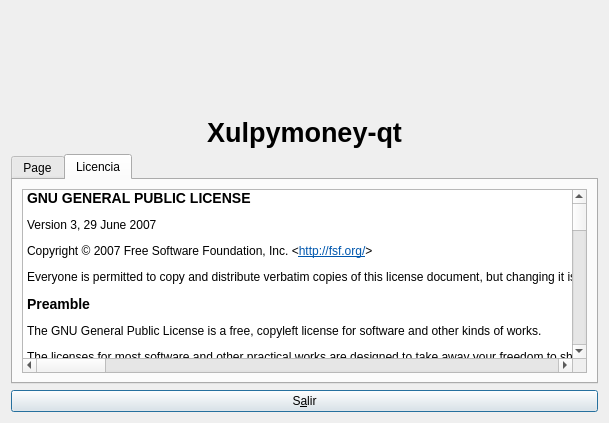
Qt form ui/frmAbout.ui (turulomio/xulpymoney) before a commit.
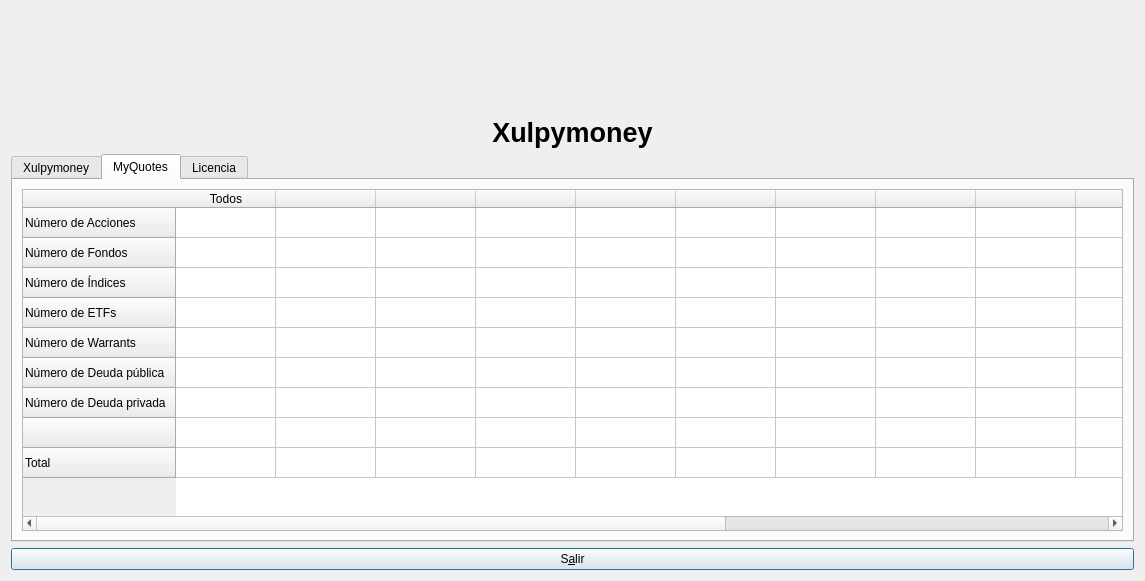
The same form after that commit. The open tabs and pages were chosen to show the change. Icons and pictures are not drawn. Custom widgets are drawn as their Qt base class.

Commit message: frmAbout now has myquotes counts

The edit to the form file:
```diff
--- a/ui/frmAbout.ui
+++ b/ui/frmAbout.ui
@@ -6,8 +6,8 @@
    <rect>
     <x>0</x>
     <y>0</y>
-    <width>609</width>
-    <height>423</height>
+    <width>1145</width>
+    <height>581</height>
    </rect>
   </property>
   <property name="windowIcon">
@@ -88,7 +88,7 @@
         </font>
        </property>
        <property name="text">
-        <string>Xulpymoney-qt</string>
+        <string>Xulpymoney</string>
        </property>
        <property name="scaledContents">
         <bool>false</bool>
@@ -105,7 +105,7 @@
        </property>
        <widget class="QWidget" name="tabGLParchis">
         <attribute name="title">
-         <string>Page</string>
+         <string>Xulpymoney</string>
         </attribute>
         <layout class="QHBoxLayout">
          <item>
@@ -134,6 +134,132 @@
          </item>
         </layout>
        </widget>
+       <widget class="QWidget" name="tab_2">
+        <attribute name="title">
+         <string>MyQuotes</string>
+        </attribute>
+        <layout class="QHBoxLayout" name="horizontalLayout_2">
+         <item>
+          <widget class="myQTableWidget" name="tblStatistics">
+           <row>
+            <property name="text">
+             <string>Número de Acciones</string>
+            </property>
+           </row>
+           <row>
+            <property name="text">
+             <string>Número de Fondos</string>
+            </property>
+           </row>
+           <row>
+            <property name="text">
+             <string>Número de Índices</string>
+            </property>
+           </row>
+           <row>
+            <property name="text">
+             <string>Número de ETFs</string>
+            </property>
+           </row>
+           <row>
+            <property name="text">
+             <string>Número de Warrants</string>
+            </property>
+           </row>
+           <row>
+            <property name="text">
+             <string>Número de Deuda pública</string>
+            </property>
+           </row>
+           <row>
+            <property name="text">
+             <string>Número de Deuda privada</string>
+            </property>
+           </row>
+           <row>
+            <property name="text">
+             <string/>
+            </property>
+           </row>
+           <row>
+            <property name="text">
+             <string>Total</string>
+            </property>
+           </row>
+           <column>
+            <property name="text">
+             <string>Todos</string>
+            </property>
+           </column>
+           <column>
+            <property name="text">
+             <string/>
+            </property>
+           </column>
+           <column>
+            <property name="text">
+             <string/>
+            </property>
+           </column>
+           <column>
+            <property name="text">
+             <string/>
+            </property>
+           </column>
+           <column>
+            <property name="text">
+             <string/>
+            </property>
+           </column>
+           <column>
+            <property name="text">
+             <string/>
+            </property>
+           </column>
+           <column>
+            <property name="text">
+             <string/>
+            </property>
+           </column>
+           <column>
+            <property name="text">
+             <string/>
+            </property>
+           </column>
+           <column>
+            <property name="text">
+             <string/>
+            </property>
+           </column>
+           <column>
+            <property name="text">
+             <string/>
+            </property>
+           </column>
+           <column>
+            <property name="text">
+             <string/>
+            </property>
+           </column>
+           <column>
+            <property name="text">
+             <string/>
+            </property>
+           </column>
+           <column>
+            <property name="text">
+             <string/>
+            </property>
+           </column>
+           <column>
+            <property name="text">
+             <string/>
+            </property>
+           </column>
+          </widget>
+         </item>
+        </layout>
+       </widget>
        <widget class="QWidget" name="tabLicense">
         <attribute name="title">
          <string>Licencia</string>
@@ -142,10 +268,7 @@
          <item>
           <widget class="QTextBrowser" name="txtLicense">
            <property name="lineWrapMode">
-            <enum>QTextEdit::NoWrap</enum>
-           </property>
-           <property name="lineWrapColumnOrWidth">
-            <number>80</number>
+            <enum>QTextEdit::WidgetWidth</enum>
            </property>
            <property name="html">
             <string notr="true">&lt;!DOCTYPE HTML PUBLIC &quot;-//W3C//DTD HTML 4.0//EN&quot; &quot;http://www.w3.org/TR/REC-html40/strict.dtd&quot;&gt;
@@ -268,17 +391,17 @@
 &lt;p style=&quot; margin-top:12px; margin-bottom:12px; margin-left:0px; margin-right:0px; -qt-block-indent:0; text-indent:0px;&quot;&gt;To do so, attach the following notices to the program. It is safest to attach them to the start of each source file to most effectively state the exclusion of warranty; and each file should have at least the “copyright” line and a pointer to where the full notice is found. &lt;/p&gt;
 &lt;p style=&quot; margin-top:12px; margin-bottom:0px; margin-left:0px; margin-right:0px; -qt-block-indent:0; text-indent:0px;&quot;&gt;&lt;span style=&quot; font-family:'Courier New,courier';&quot;&gt;    &amp;lt;one line to give the program's name and a brief idea of what it does.&amp;gt;&lt;/span&gt;&lt;/p&gt;
 &lt;p style=&quot; margin-top:0px; margin-bottom:0px; margin-left:0px; margin-right:0px; -qt-block-indent:0; text-indent:0px;&quot;&gt;&lt;span style=&quot; font-family:'Courier New,courier';&quot;&gt;    Copyright (C) &amp;lt;year&amp;gt;  &amp;lt;name of author&amp;gt;&lt;/span&gt;&lt;/p&gt;
-&lt;p style=&quot;-qt-paragraph-type:empty; margin-top:0px; margin-bottom:0px; margin-left:0px; margin-right:0px; -qt-block-indent:0; text-indent:0px; font-family:'Courier New,courier';&quot;&gt;&lt;/p&gt;
+&lt;p style=&quot;-qt-paragraph-type:empty; margin-top:0px; margin-bottom:0px; margin-left:0px; margin-right:0px; -qt-block-indent:0; text-indent:0px; font-family:'Courier New,courier';&quot;&gt;&lt;br /&gt;&lt;/p&gt;
 &lt;p style=&quot; margin-top:0px; margin-bottom:0px; margin-left:0px; margin-right:0px; -qt-block-indent:0; text-indent:0px;&quot;&gt;&lt;span style=&quot; font-family:'Courier New,courier';&quot;&gt;    This program is free software: you can redistribute it and/or modify&lt;/span&gt;&lt;/p&gt;
 &lt;p style=&quot; margin-top:0px; margin-bottom:0px; margin-left:0px; margin-right:0px; -qt-block-indent:0; text-indent:0px;&quot;&gt;&lt;span style=&quot; font-family:'Courier New,courier';&quot;&gt;    it under the terms of the GNU General Public License as published by&lt;/span&gt;&lt;/p&gt;
 &lt;p style=&quot; margin-top:0px; margin-bottom:0px; margin-left:0px; margin-right:0px; -qt-block-indent:0; text-indent:0px;&quot;&gt;&lt;span style=&quot; font-family:'Courier New,courier';&quot;&gt;    the Free Software Foundation, either version 3 of the License, or&lt;/span&gt;&lt;/p&gt;
 &lt;p style=&quot; margin-top:0px; margin-bottom:0px; margin-left:0px; margin-right:0px; -qt-block-indent:0; text-indent:0px;&quot;&gt;&lt;span style=&quot; font-family:'Courier New,courier';&quot;&gt;    (at your option) any later version.&lt;/span&gt;&lt;/p&gt;
-&lt;p style=&quot;-qt-paragraph-type:empty; margin-top:0px; margin-bottom:0px; margin-left:0px; margin-right:0px; -qt-block-indent:0; text-indent:0px; font-family:'Courier New,courier';&quot;&gt;&lt;/p&gt;
+&lt;p style=&quot;-qt-paragraph-type:empty; margin-top:0px; margin-bottom:0px; margin-left:0px; margin-right:0px; -qt-block-indent:0; text-indent:0px; font-family:'Courier New,courier';&quot;&gt;&lt;br /&gt;&lt;/p&gt;
 &lt;p style=&quot; margin-top:0px; margin-bottom:0px; margin-left:0px; margin-right:0px; -qt-block-indent:0; text-indent:0px;&quot;&gt;&lt;span style=&quot; font-family:'Courier New,courier';&quot;&gt;    This program is distributed in the hope that it will be useful,&lt;/span&gt;&lt;/p&gt;
 &lt;p style=&quot; margin-top:0px; margin-bottom:0px; margin-left:0px; margin-right:0px; -qt-block-indent:0; text-indent:0px;&quot;&gt;&lt;span style=&quot; font-family:'Courier New,courier';&quot;&gt;    but WITHOUT ANY WARRANTY; without even the implied warranty of&lt;/span&gt;&lt;/p&gt;
 &lt;p style=&quot; margin-top:0px; margin-bottom:0px; margin-left:0px; margin-right:0px; -qt-block-indent:0; text-indent:0px;&quot;&gt;&lt;span style=&quot; font-family:'Courier New,courier';&quot;&gt;    MERCHANTABILITY or FITNESS FOR A PARTICULAR PURPOSE.  See the&lt;/span&gt;&lt;/p&gt;
 &lt;p style=&quot; margin-top:0px; margin-bottom:0px; margin-left:0px; margin-right:0px; -qt-block-indent:0; text-indent:0px;&quot;&gt;&lt;span style=&quot; font-family:'Courier New,courier';&quot;&gt;    GNU General Public License for more details.&lt;/span&gt;&lt;/p&gt;
-&lt;p style=&quot;-qt-paragraph-type:empty; margin-top:0px; margin-bottom:0px; margin-left:0px; margin-right:0px; -qt-block-indent:0; text-indent:0px; font-family:'Courier New,courier';&quot;&gt;&lt;/p&gt;
+&lt;p style=&quot;-qt-paragraph-type:empty; margin-top:0px; margin-bottom:0px; margin-left:0px; margin-right:0px; -qt-block-indent:0; text-indent:0px; font-family:'Courier New,courier';&quot;&gt;&lt;br /&gt;&lt;/p&gt;
 &lt;p style=&quot; margin-top:0px; margin-bottom:0px; margin-left:0px; margin-right:0px; -qt-block-indent:0; text-indent:0px;&quot;&gt;&lt;span style=&quot; font-family:'Courier New,courier';&quot;&gt;    You should have received a copy of the GNU General Public License&lt;/span&gt;&lt;/p&gt;
 &lt;p style=&quot; margin-top:0px; margin-bottom:12px; margin-left:0px; margin-right:0px; -qt-block-indent:0; text-indent:0px;&quot;&gt;&lt;span style=&quot; font-family:'Courier New,courier';&quot;&gt;    along with this program.  If not, see &amp;lt;http://www.gnu.org/licenses/&amp;gt;. &lt;/span&gt;&lt;/p&gt;
 &lt;p style=&quot; margin-top:12px; margin-bottom:12px; margin-left:0px; margin-right:0px; -qt-block-indent:0; text-indent:0px;&quot;&gt;Also add information on how to contact you by electronic and paper mail. &lt;/p&gt;
@@ -315,6 +438,13 @@
    </item>
   </layout>
  </widget>
+ <customwidgets>
+  <customwidget>
+   <class>myQTableWidget</class>
+   <extends>QTableWidget</extends>
+   <header location="global">myqtablewidget</header>
+  </customwidget>
+ </customwidgets>
  <resources>
   <include location="../images/xulpymoney.qrc"/>
   <include location="../images/xulpymoney.qrc"/>
```
Left out of the diff: 25 changed lines with no effect on the pictures. The commit also changes 6 other files.
